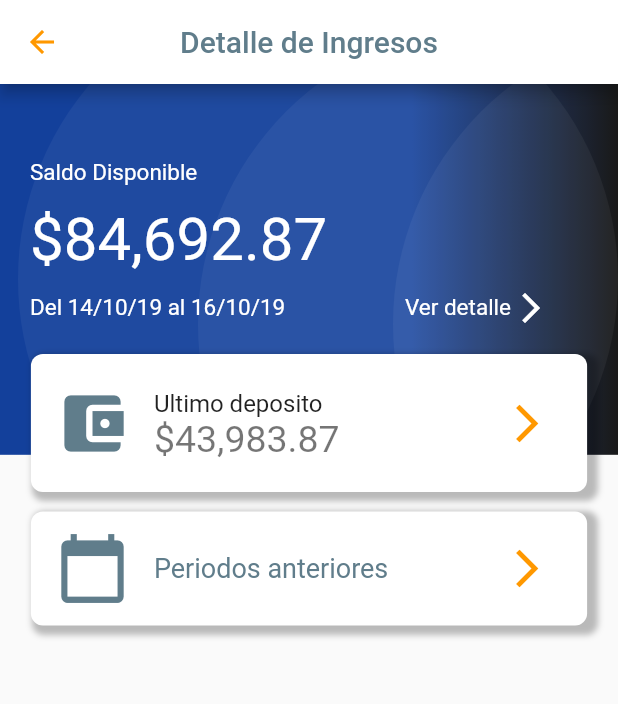
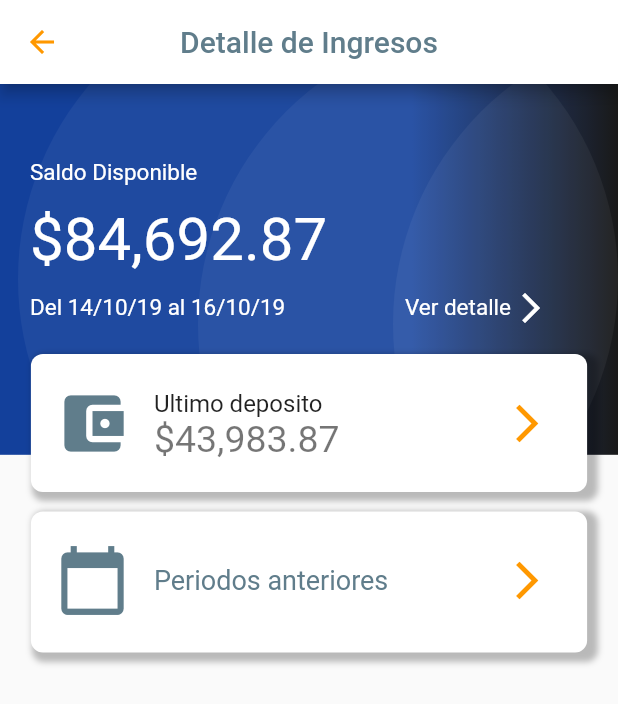
Before and after one commit to ingcastillov/ingresos, a Flutter app: the DetalleIngresos screen opened directly, on a phone screen of 412 x 824 dp. Shown: the top 704 px of the screen. Run offline on Flutter 3.47's test engine with Material 2 defaults, Android fonts, the phone set to English and light mode, and no system bars; missing offline and left inert: flutter_circular_chart.

Commit message:
cambio en el tamano list tile

```diff
--- a/lib/main.dart
+++ b/lib/main.dart
@@ -1,4 +1,5 @@
 import 'package:flutter/material.dart';
+import 'package:ingresos/pages/detalle_ingresos.dart';
 import 'package:ingresos/pages/saldo_disponible.dart';
 
 void main() => runApp(MyApp());
@@ -98,7 +99,7 @@ class _MyHomePageState extends State<MyHomePage> {
       ),
       floatingActionButton: FloatingActionButton(
         onPressed: (){
-          Navigator.push(context, MaterialPageRoute(builder: (context) => SaldoDisponible() ));
+          Navigator.push(context, MaterialPageRoute(builder: (context) => DetalleIngresos() ));
         },
 
       ), // This trailing comma makes auto-formatting nicer for build methods.
--- a/lib/pages/detalle_ingresos.dart
+++ b/lib/pages/detalle_ingresos.dart
@@ -191,7 +191,7 @@ class _DetalleIngresosState extends State<DetalleIngresos> {
                      height: 235,
                    )),
                    Container(
-                     padding: EdgeInsets.fromLTRB(0, 10, 0, 10),
+                     padding: EdgeInsets.fromLTRB(0, 18, 0, 20),
                      margin: EdgeInsets.symmetric(vertical: 50),
                      child: Column(
                       children: <Widget>[
```
